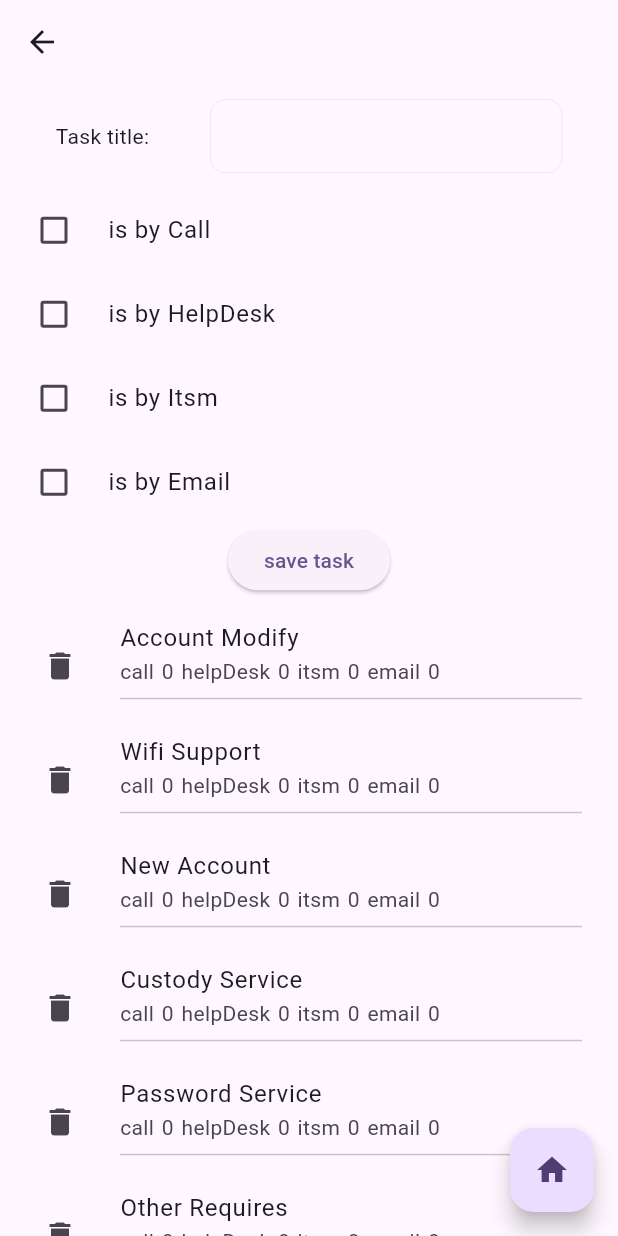
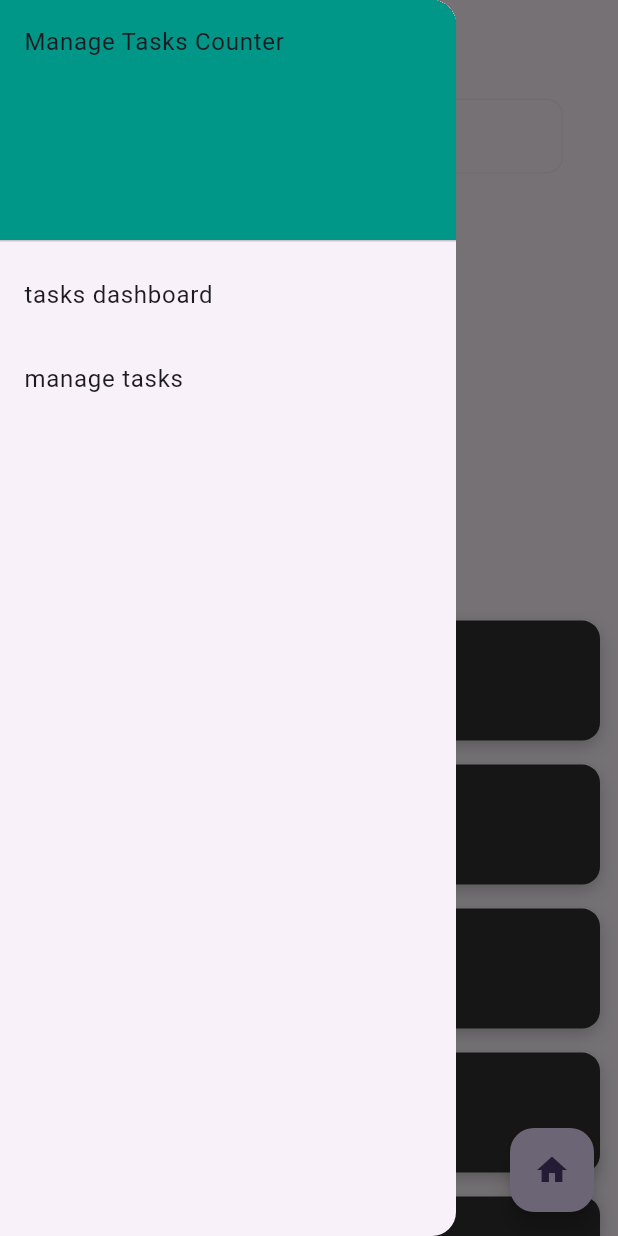
Before and after one commit to ftm120333/Tasks-Tracker, a Flutter app: the TaskList screen opened directly, with the side drawer open (before the commit the screen has no drawer), on a phone screen of 412 x 824 dp. Run offline on Flutter 3.47's test engine with Material 3 defaults, Android fonts, the phone set to English and light mode, and no system bars; our stand-ins replace hexcolor, hive, hive_flutter; missing offline and left inert: excel, share_extend; accounts and stored records are empty; generated files the repository leaves out were written again.

Commit message:
design modifications, excel generating function is fixed

```diff
--- /dev/null
+++ b/lib/screens/drawer.dart
@@ -0,0 +1,41 @@
+import 'package:flutter/material.dart';
+import 'package:task_counter/screens/task_list.dart';
+
+import 'mangage_tasks.dart';
+
+class TaskDrawer extends StatelessWidget {
+  const TaskDrawer({super.key});
+
+  @override
+  Widget build(BuildContext context) {
+    return Drawer(
+        child: ListView(padding: EdgeInsets.zero, children: [
+      const DrawerHeader(
+        decoration: BoxDecoration(
+          color: Colors.teal,
+        ),
+        child: Text('Manage Tasks Counter'),
+      ),
+      ListTile(
+        title: const Text('tasks dashboard'),
+        onTap: () {
+          Navigator.pop(context);
+          Navigator.pushReplacement(context,
+              MaterialPageRoute(builder: (context) {
+            return const ManageTasksCounter();
+          }));
+        },
+      ),
+      ListTile(
+        title: const Text('manage tasks'),
+        onTap: () {
+          Navigator.pop(context);
+          Navigator.pushReplacement(context,
+              MaterialPageRoute(builder: (context) {
+            return TaskList();
+          }));
+        },
+      ),
+    ]));
+  }
+}
--- a/lib/screens/task_list.dart
+++ b/lib/screens/task_list.dart
@@ -4,6 +4,7 @@ import '../models/task_models.dart';
 import '../services/hive_db_services.dart';
 import 'add_task_widget.dart';
 import 'alart_dialog.dart';
+import 'drawer.dart';
 import 'mangage_tasks.dart';
 
 class TaskList extends StatefulWidget {
@@ -46,6 +47,7 @@ class _TaskListState extends State<TaskList> {
     var size = MediaQuery.of(context).size;
     print(tasks);
     return Scaffold(
+      drawer: const TaskDrawer(),
       appBar: AppBar(),
       body: Column(
         children: [
@@ -68,7 +70,6 @@ class _TaskListState extends State<TaskList> {
                       final task = snapshot.data![index];
                       return TaskTile(
                         title: task.title,
-                        methods: task.taskMethods,
                         onDelete: () {
                           showLoaderVersionAlart(
                               context,
@@ -106,47 +107,43 @@ class _TaskListState extends State<TaskList> {
 }
 
 class TaskTile extends StatelessWidget {
-  String title;
-  List<Method> methods;
-  Function() onDelete;
+  final String title;
+  final Function() onDelete;
 
-  TaskTile(
-      {super.key,
-      required this.title,
-      required this.methods,
-      required this.onDelete});
+  const TaskTile({
+    Key? key,
+    required this.title,
+    required this.onDelete,
+  }) : super(key: key);
 
   @override
   Widget build(BuildContext context) {
-    return ListTile(
-      title: Text(title),
-      leading: IconButton(
-        onPressed: () {
-          onDelete();
-        },
-        icon: const Icon(Icons.delete),
+    return Container(
+      margin: const EdgeInsets.symmetric(vertical: 8.0, horizontal: 12.0),
+      decoration: BoxDecoration(
+        color: Colors.grey[850],
+        borderRadius: BorderRadius.circular(12.0),
+        boxShadow: [
+          BoxShadow(
+            color: Colors.black.withOpacity(0.2),
+            blurRadius: 8.0,
+            offset: Offset(0, 4),
+          ),
+        ],
       ),
-      subtitle: Column(
-        children: [
-          Row(
-            children: [
-              for (var method in methods)
-                Row(
-                  children: [
-                    Text(method.name),
-                    const SizedBox(
-                      width: 5,
-                    ),
-                    Text(method.counter.toString()),
-                    const SizedBox(
-                      width: 5,
-                    ),
-                  ],
-                )
-            ],
+      child: ListTile(
+        contentPadding: EdgeInsets.all(12.0),
+        leading: IconButton(
+          onPressed: onDelete,
+          icon: const Icon(Icons.delete, color: Colors.redAccent),
+        ),
+        title: Text(
+          title,
+          style: TextStyle(
+            color: Colors.white,
+            fontWeight: FontWeight.bold,
           ),
-          const Divider(),
-        ],
+        ),
       ),
     );
   }
--- a/pubspec.yaml
+++ b/pubspec.yaml
@@ -38,11 +38,7 @@ dependencies:
 
   hexcolor: ^3.0.1
 
-  freezed_annotation: ^2.4.4
-
-  build: ^2.4.1
   runner: ^1.0.3
-  freezed: ^2.5.2
   build_runner: ^2.4.11
   hive_generator: ^2.0.1
   hive: ^2.2.3
```
Also changed, not shown: lib/models/task_models.dart (+2 -9 lines), lib/screens/mangage_tasks.dart (+61 -119 lines), lib/screens/task_item_widget.dart (added, +146 -0 lines), pubspec.lock.
